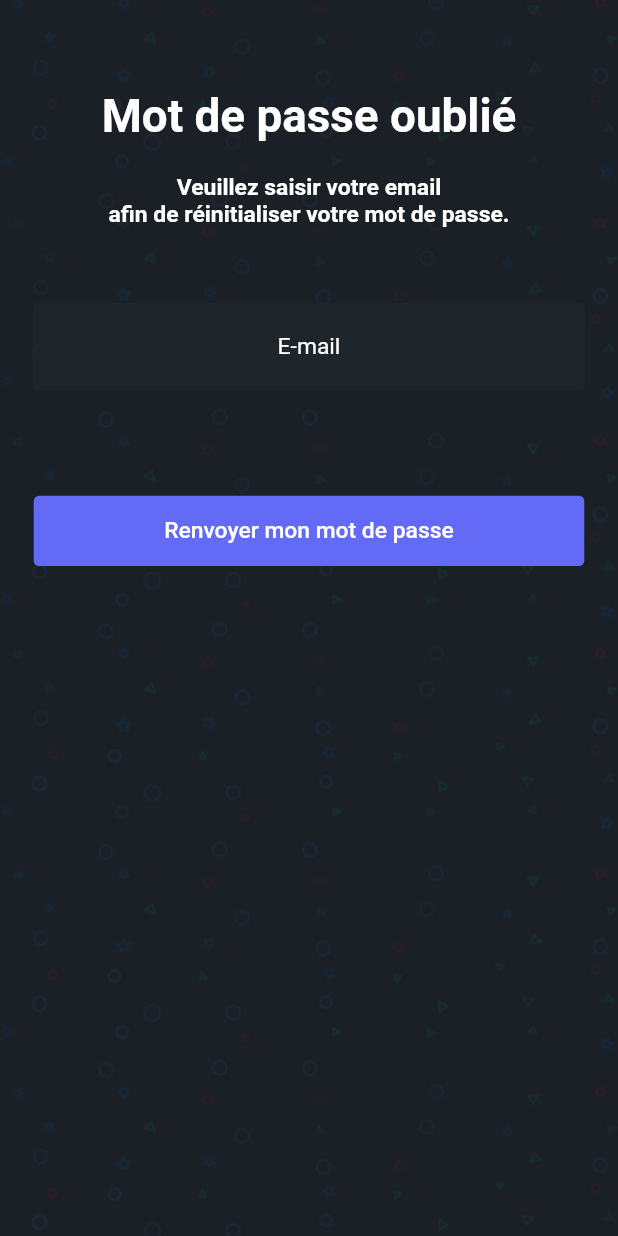
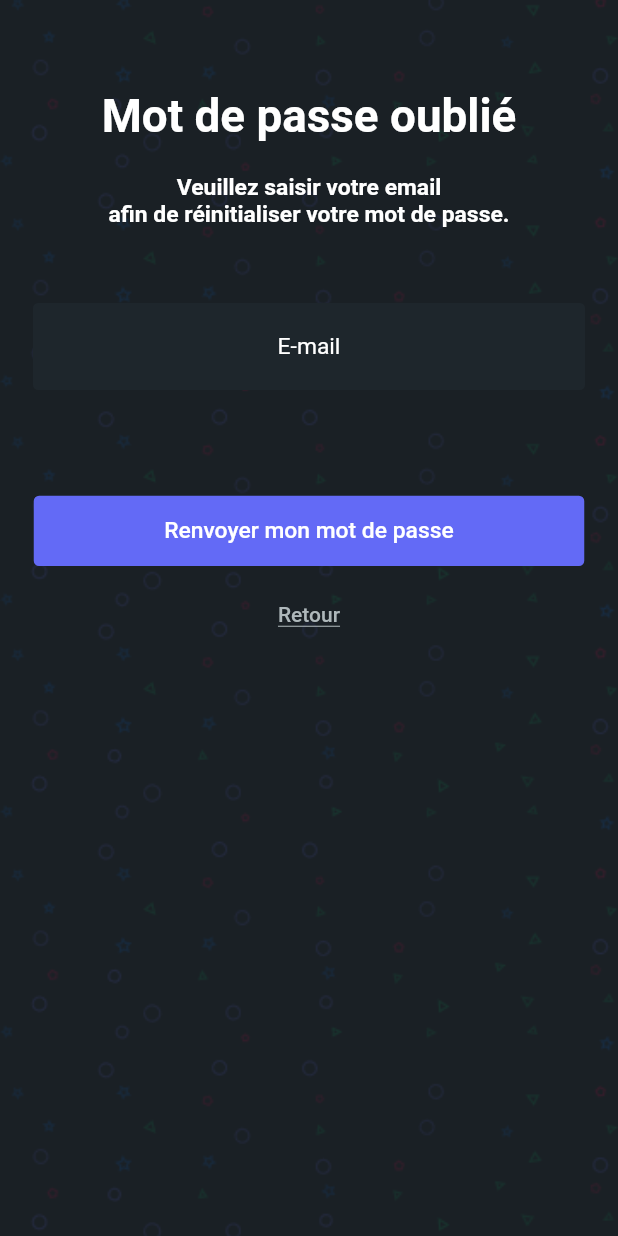
Before and after one commit to LucasWerey/Steam_app_prog, a Flutter app: the Fpass screen opened by its route, on a phone screen of 412 x 824 dp. Run offline on Flutter 3.47's test engine with Material 2 defaults, Android fonts, the phone set to English and light mode, and no system bars; our stand-ins replace firebase_auth, firebase_core, flutter_svg; accounts and stored records are empty; network calls fail; Roboto replaces fonts that are missing (GoogleSans, Proxima).

Commit message:
Back button + custom snackbar

```diff
--- a/steam_project/lib/screens/lostpass_screen.dart
+++ b/steam_project/lib/screens/lostpass_screen.dart
@@ -78,6 +78,28 @@ class _Fpass extends State<Fpass> {
                     onPressed: resetPassword,
                     filled: true,
                   ),
+                  const SizedBox(height: 10),
+                  GestureDetector(
+                      child: TextButton(
+                          onPressed: () {
+                            Navigator.pop(context);
+                          },
+                          child: const Text(
+                            'Retour',
+                            style: TextStyle(
+                              shadows: [
+                                Shadow(
+                                    color: Color.fromARGB(255, 175, 184, 187),
+                                    offset: Offset(0, -2))
+                              ],
+                              color: Colors.transparent,
+                              decoration: TextDecoration.underline,
+                              decorationColor:
+                                  Color.fromARGB(255, 175, 184, 187),
+                              decorationThickness: 1,
+                              decorationStyle: TextDecorationStyle.solid,
+                            ),
+                          ))),
                 ],
               )),
             )));
--- a/steam_project/lib/services/firebase_auth_methods.dart
+++ b/steam_project/lib/services/firebase_auth_methods.dart
@@ -2,8 +2,6 @@ import 'package:firebase_auth/firebase_auth.dart';
 import 'package:flutter/material.dart';
 
 import '../utils/showSnackBar.dart';
-
-// youtube.com/watch?v=u8H652UY-L8&t=1214s
 
 class FirebaseAuthMethods {
   final FirebaseAuth _auth;
@@ -90,7 +88,7 @@ class FirebaseAuthMethods {
       showSnackBar(context, "Un email de réinitialisation a été envoyé");
       Navigator.of(context).popUntil((route) => route.isFirst);
     } on FirebaseAuthException catch (e) {
-      showSnackBar(context, e.message!);
+      showSnackBar(context, 'Veuillez entrer une adresse email valide');
       Navigator.of(context).pop();
     }
   }
--- a/steam_project/lib/utils/showSnackBar.dart
+++ b/steam_project/lib/utils/showSnackBar.dart
@@ -8,5 +8,6 @@ void showSnackBar(BuildContext context, String text) {
       textAlign: TextAlign.center,
       style: const TextStyle(color: Colors.white),
     ),
+    behavior: SnackBarBehavior.floating,
   ));
 }
```
Also changed, not shown: steam_project/lib/screens/signup_screen.dart (+21 -0 lines).
